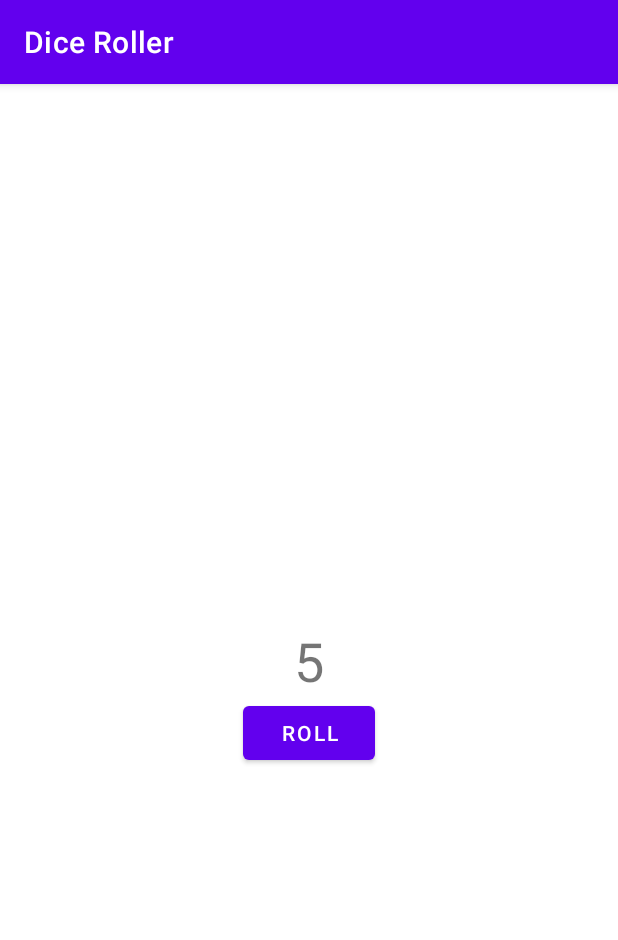
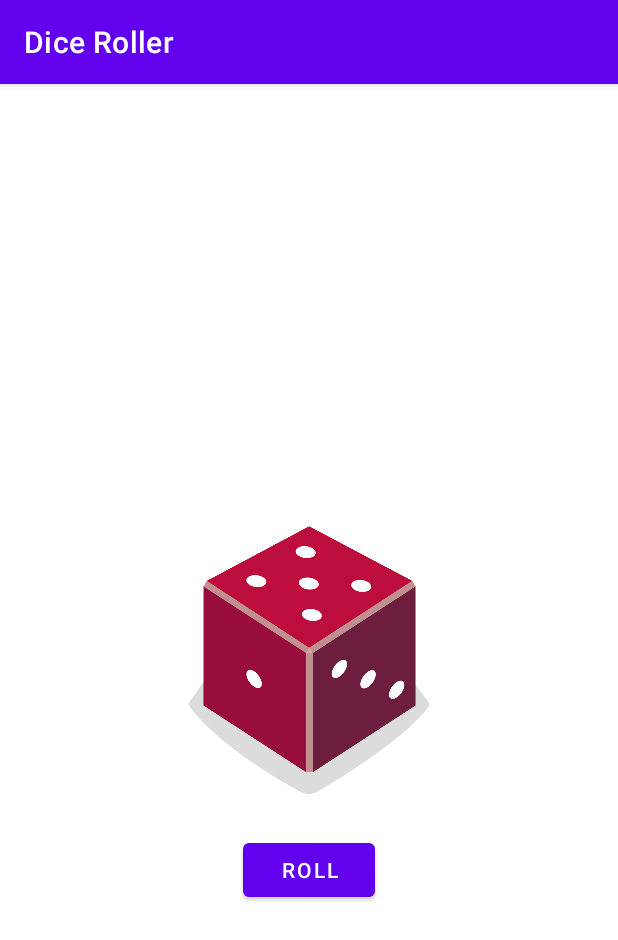
Before and after one commit to Omar-Abo/Dice, an Android app: the screen it shows after launch (MainActivity), after a tap on "ROLL", on a phone screen of 412 x 824 dp. Shown: the top 940 px of the screen. Run offline under Robolectric (Android 15) with nearby library versions, the phone set to English and light mode, and no system bars.

Commit message:
Added dice images

```diff
--- a/app/src/main/java/com/example/diceroller/MainActivity.kt
+++ b/app/src/main/java/com/example/diceroller/MainActivity.kt
@@ -2,7 +2,7 @@ package com.example.diceroller
 
 import android.os.Bundle
 import android.widget.Button
-import android.widget.TextView
+import android.widget.ImageView
 import androidx.appcompat.app.AppCompatActivity
 
 /**
@@ -16,7 +16,7 @@ class MainActivity : AppCompatActivity() {
 
         val rollButton: Button = findViewById(R.id.button)
         rollButton.setOnClickListener { rollDice() }
-
+        rollDice()
     }
 
     /**
@@ -26,10 +26,16 @@ class MainActivity : AppCompatActivity() {
         // Create new Dice object with 6 sides and roll it
         val dice = Dice(6)
         val diceRoll = dice.roll()
-
-        // Update the screen with the dice roll
-        val resultTextView: TextView = findViewById(R.id.textView)
-        resultTextView.text = diceRoll.toString()
+        val diceImage: ImageView = findViewById(R.id.imageView)
+        diceImage.contentDescription = diceRoll.toString()
+        when (diceRoll) {
+            1 -> diceImage.setImageResource(R.drawable.dice_1)
+            2 -> diceImage.setImageResource(R.drawable.dice_2)
+            3 -> diceImage.setImageResource(R.drawable.dice_3)
+            4 -> diceImage.setImageResource(R.drawable.dice_4)
+            5 -> diceImage.setImageResource(R.drawable.dice_5)
+            6 -> diceImage.setImageResource(R.drawable.dice_6)
+        }
     }
 }
 
--- a/app/src/main/res/layout/activity_main.xml
+++ b/app/src/main/res/layout/activity_main.xml
@@ -6,24 +6,24 @@
     android:layout_height="match_parent"
     tools:context=".MainActivity">
 
-    <TextView
-        android:id="@+id/textView"
-        android:layout_width="wrap_content"
-        android:layout_height="wrap_content"
-        android:textSize="36sp"
-        app:layout_constraintBottom_toBottomOf="parent"
-        app:layout_constraintLeft_toLeftOf="parent"
-        app:layout_constraintRight_toRightOf="parent"
-        app:layout_constraintTop_toTopOf="parent"
-        tools:text="1" />
-
     <Button
         android:id="@+id/button"
         android:layout_width="wrap_content"
         android:layout_height="wrap_content"
+        android:layout_marginTop="16dp"
         android:text="@string/roll"
         app:layout_constraintEnd_toEndOf="parent"
         app:layout_constraintStart_toStartOf="parent"
-        app:layout_constraintTop_toBottomOf="@+id/textView" />
+        app:layout_constraintTop_toBottomOf="@+id/imageView" />
+
+    <ImageView
+        android:id="@+id/imageView"
+        android:layout_width="160dp"
+        android:layout_height="200dp"
+        app:layout_constraintBottom_toBottomOf="parent"
+        app:layout_constraintEnd_toEndOf="parent"
+        app:layout_constraintStart_toStartOf="parent"
+        app:layout_constraintTop_toTopOf="parent"
+        tools:srcCompat="@drawable/dice_1" />
 
 </androidx.constraintlayout.widget.ConstraintLayout>
```
Also changed, not shown: app/src/main/res/drawable/dice_1.png (added), app/src/main/res/drawable/dice_2.png (added), app/src/main/res/drawable/dice_3.png (added), app/src/main/res/drawable/dice_4.png (added), app/src/main/res/drawable/dice_5.png (added), app/src/main/res/drawable/dice_6.png (added).
